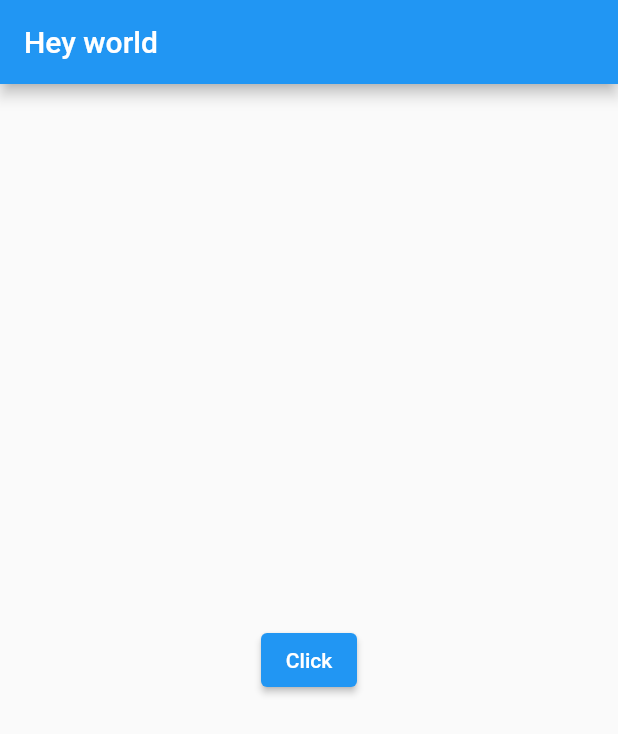
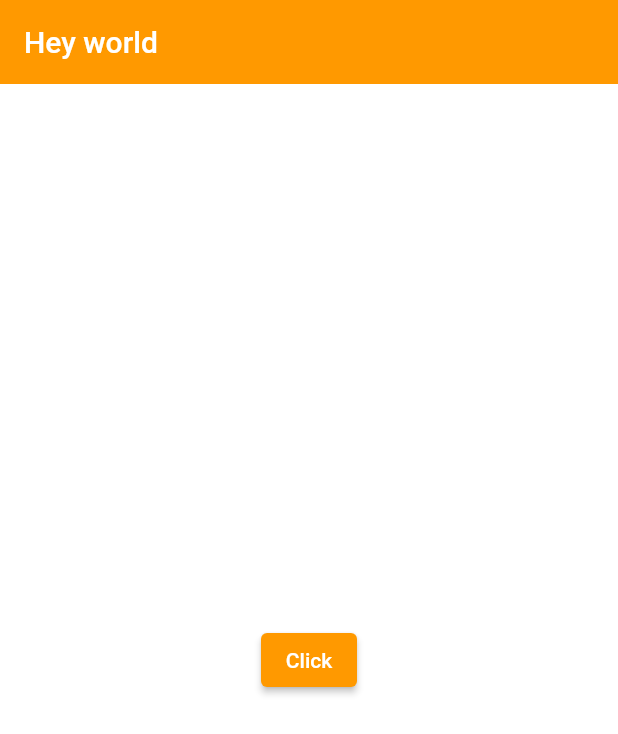
Before and after one commit to mohammadammash/amazon_clone, a Flutter app: the screen it shows after launch, on a phone screen of 412 x 824 dp. Shown: the top 734 px of the screen. Run offline on Flutter 3.47's test engine with Material 2 defaults, Android fonts, the phone set to English and light mode, and no system bars.

Commit message:
frontend/lib/main.dart: Adding themeData to project

```diff
--- a/frontend/lib/main.dart
+++ b/frontend/lib/main.dart
@@ -1,3 +1,4 @@
+import 'package:amazon_clone/constants/global_variables.dart';
 import 'package:flutter/material.dart';
 
 void main() {
@@ -12,6 +13,18 @@ class MyApp extends StatelessWidget {
   Widget build(BuildContext context) {
     return MaterialApp(
       title: 'Amazon Clone',
+      theme: ThemeData(
+        scaffoldBackgroundColor: GlobalVariables.backgroundColor, //bg_colors
+        colorScheme: const ColorScheme.light(
+          primary: GlobalVariables.secondaryColor, //bgs holding data (text...)
+        ),
+        appBarTheme: const AppBarTheme(
+          elevation: 0,
+          iconTheme: IconThemeData(
+            color: Colors.black, //all icons color
+          ),
+        ),
+      ),
       home: Scaffold(
         appBar: AppBar(
           title: const Text('Hey world'),
```
